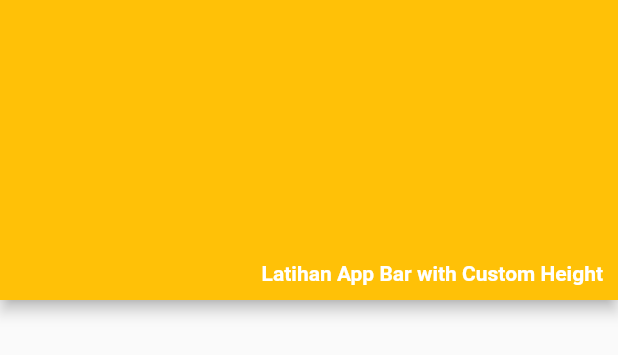
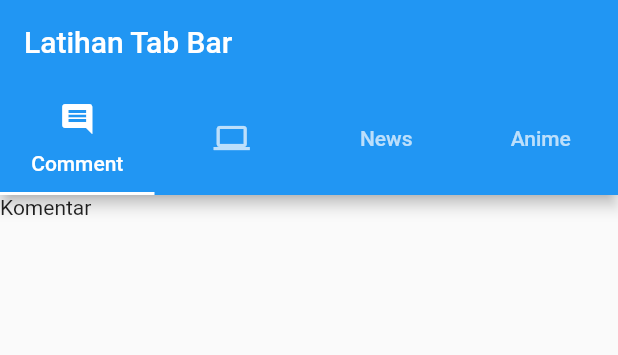
Before and after one commit to Muammarbanana/flutter-practice, a Flutter app: the Utama widget shown alone on an empty page, opened directly, on a phone screen of 412 x 824 dp. Shown: the top 355 px of the screen. Run offline on Flutter 3.47's test engine with Material 2 defaults, Android fonts, the phone set to English and light mode, and no system bars; project files that could hold a hidden picture were left out.

Commit message:
add tab bar page

```diff
--- a/lib/main.dart
+++ b/lib/main.dart
@@ -15,6 +15,7 @@ import 'package:flutter_app_2/mediaquery.dart';
 import 'package:flutter_app_2/preferedsize.dart';
 import 'package:flutter_app_2/second.dart';
 import 'package:flutter_app_2/stack.dart';
+import 'package:flutter_app_2/tabbar.dart';
 import 'package:flutter_app_2/textfield.dart';
 import 'package:flutter_app_2/textstyle.dart';
 import 'stateful.dart';
@@ -57,6 +58,7 @@ class _UtamaState extends State<Utama> {
     return PageView(
       controller: _controller,
       children: [
+        TabBarMas(),
         PreferSize(),
         HeroJennie(),
         CustomCard(),
--- /dev/null
+++ b/lib/tabbar.dart
@@ -0,0 +1,32 @@
+import "package:flutter/material.dart";
+
+class TabBarMas extends StatelessWidget {
+  @override
+  Widget build(BuildContext context) {
+    return MaterialApp(
+      home: DefaultTabController(
+        length: 4,
+        child: Scaffold(
+          appBar: AppBar(
+            title: Text("Latihan Tab Bar"),
+            bottom: TabBar(tabs: [
+              Tab(
+                icon: Icon(Icons.comment),
+                text: "Comment",
+              ),
+              Tab(icon: Icon(Icons.computer)),
+              Tab(text: "News"),
+              Tab(text: "Anime"),
+            ]),
+          ),
+          body: TabBarView(children: [
+            Text("Komentar"),
+            Text("Komputer"),
+            Text("Berita"),
+            Text("Anime"),
+          ]),
+        ),
+      ),
+    );
+  }
+}
```
